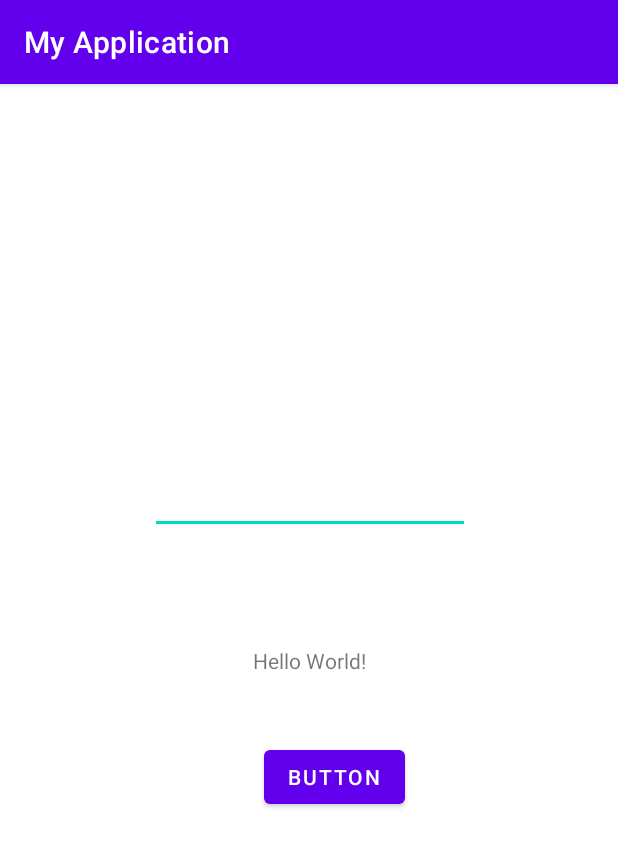
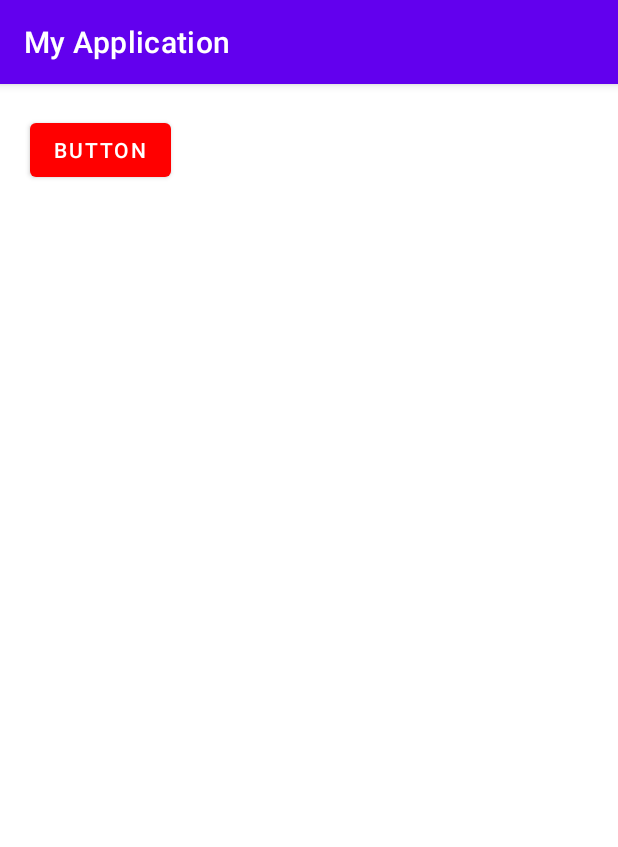
Before and after one commit to pavlentytest/unit_espresso_example, an Android app: the screen it shows after launch (MainActivity), on a phone screen of 412 x 824 dp. Shown: the top 847 px of the screen. Run offline under Robolectric (Android 15) with nearby library versions, the phone set to English and light mode, and no system bars.

Commit message:
Add MotionLayout

```diff
--- a/app/src/main/java/ru/samsung/itschool/mdev/myapplication/MainActivity.java
+++ b/app/src/main/java/ru/samsung/itschool/mdev/myapplication/MainActivity.java
@@ -20,10 +20,7 @@ public class MainActivity extends AppCompatActivity {
     protected void onCreate(Bundle savedInstanceState) {
         super.onCreate(savedInstanceState);
         setContentView(R.layout.activity_main);
-        ed = findViewById(R.id.editText);
-        tv = findViewById(R.id.textView);
-        btn = findViewById(R.id.button);
-        btn.setOnClickListener(view -> openUrl());
+
     }
 
     public void changeTextView() {
--- a/app/src/main/res/layout/activity_main.xml
+++ b/app/src/main/res/layout/activity_main.xml
@@ -1,42 +1,20 @@
 <?xml version="1.0" encoding="utf-8"?>
-<androidx.constraintlayout.widget.ConstraintLayout xmlns:android="http://schemas.android.com/apk/res/android"
+<androidx.constraintlayout.motion.widget.MotionLayout xmlns:android="http://schemas.android.com/apk/res/android"
     xmlns:app="http://schemas.android.com/apk/res-auto"
     xmlns:tools="http://schemas.android.com/tools"
     android:layout_width="match_parent"
     android:layout_height="match_parent"
     android:visibility="visible"
+    app:layoutDescription="@xml/activity_main_scene"
     tools:context=".MainActivity">
-
-    <TextView
-        android:id="@+id/textView"
-        android:layout_width="wrap_content"
-        android:layout_height="wrap_content"
-        android:text="@string/hello"
-        app:layout_constraintBottom_toBottomOf="parent"
-        app:layout_constraintEnd_toEndOf="parent"
-        app:layout_constraintStart_toStartOf="parent"
-        app:layout_constraintTop_toTopOf="parent" />
-
-    <EditText
-        android:id="@+id/editText"
-        android:layout_width="wrap_content"
-        android:layout_height="wrap_content"
-        android:layout_marginStart="100dp"
-        android:layout_marginTop="252dp"
-        android:ems="10"
-        android:inputType="textPersonName"
-        android:minHeight="48dp"
-        app:layout_constraintStart_toStartOf="parent"
-        app:layout_constraintTop_toTopOf="parent" />
 
     <Button
         android:id="@+id/button"
         android:layout_width="wrap_content"
         android:layout_height="wrap_content"
-        android:layout_marginStart="176dp"
-        android:layout_marginTop="44dp"
+        android:layout_marginStart="16dp"
         android:text="Button"
         app:layout_constraintStart_toStartOf="parent"
-        app:layout_constraintTop_toBottomOf="@+id/textView" />
+        tools:layout_editor_absoluteY="16dp" />
 
-</androidx.constraintlayout.widget.ConstraintLayout>
+</androidx.constraintlayout.motion.widget.MotionLayout>
--- /dev/null
+++ b/app/src/main/res/xml/activity_main_scene.xml
@@ -0,0 +1,63 @@
+<?xml version="1.0" encoding="utf-8"?>
+<MotionScene
+    xmlns:android="http://schemas.android.com/apk/res/android"
+    xmlns:motion="http://schemas.android.com/apk/res-auto">
+
+    <Transition
+        motion:constraintSetEnd="@+id/end"
+        motion:constraintSetStart="@id/start"
+        motion:duration="3000">
+       <KeyFrameSet>
+           <KeyPosition
+               motion:motionTarget="@+id/button"
+               motion:framePosition="20"
+               motion:keyPositionType="parentRelative"
+               motion:percentX="0.233"
+               motion:percentY="0.615" />
+           <KeyPosition
+               motion:motionTarget="@+id/button"
+               motion:framePosition="51"
+               motion:keyPositionType="parentRelative"
+               motion:percentX="0.6"
+               motion:percentY="0.7" />
+           <KeyAttribute
+               motion:motionTarget="@+id/button"
+               motion:framePosition="100"
+               android:rotation="180" />
+       </KeyFrameSet>
+        <OnClick motion:targetId="@id/button"
+            motion:clickAction="toggle" />
+    </Transition>
+
+    <ConstraintSet android:id="@+id/start">
+        <Constraint
+            android:layout_width="wrap_content"
+            android:layout_height="wrap_content"
+            android:layout_marginStart="20dp"
+            motion:layout_constraintStart_toStartOf="parent"
+            android:id="@+id/button"
+            motion:layout_constraintTop_toTopOf="parent"
+            motion:layout_editor_absoluteY="16dp"
+            android:layout_marginTop="20dp" >
+            <CustomAttribute
+                motion:attributeName="backgroundColor"
+                motion:customColorValue="#ff0000" />
+        </Constraint>
+    </ConstraintSet>
+
+    <ConstraintSet android:id="@+id/end">
+        <Constraint
+            android:layout_height="wrap_content"
+            android:layout_width="wrap_content"
+            android:id="@+id/button"
+            motion:layout_constraintBottom_toBottomOf="parent"
+            motion:layout_constraintEnd_toEndOf="parent"
+            motion:layout_editor_absoluteX="16dp"
+            android:layout_marginBottom="20dp"
+            android:layout_marginEnd="20dp" >
+            <CustomAttribute
+                motion:attributeName="backgroundColor"
+                motion:customColorValue="#00ff00" />
+        </Constraint>
+    </ConstraintSet>
+</MotionScene>
```
